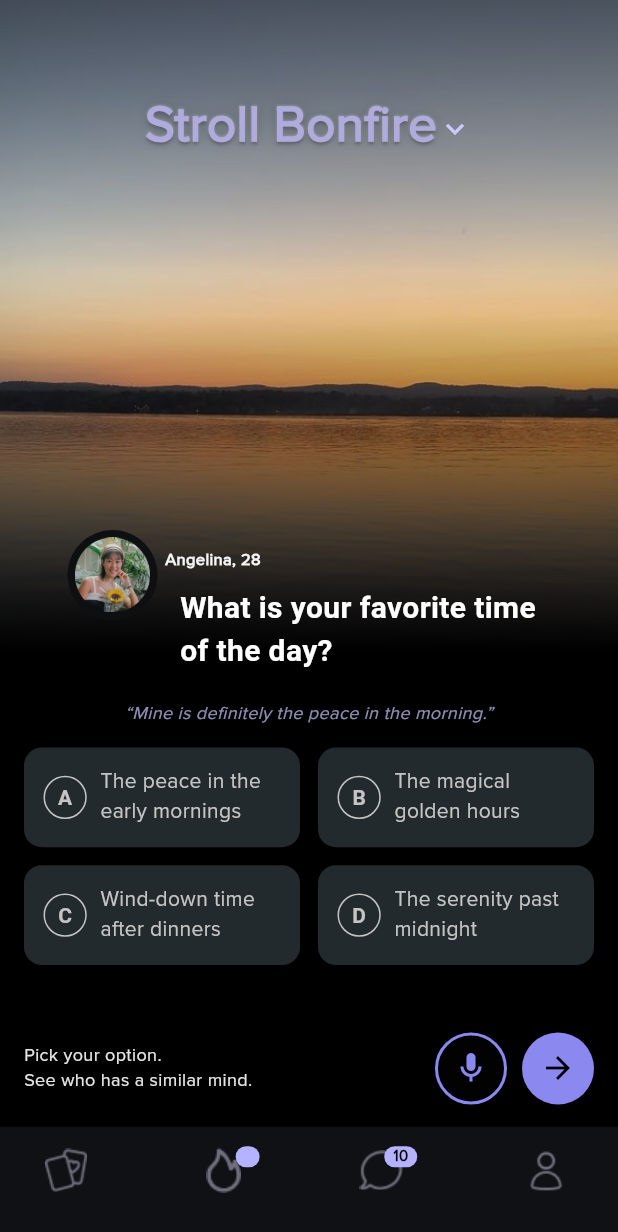
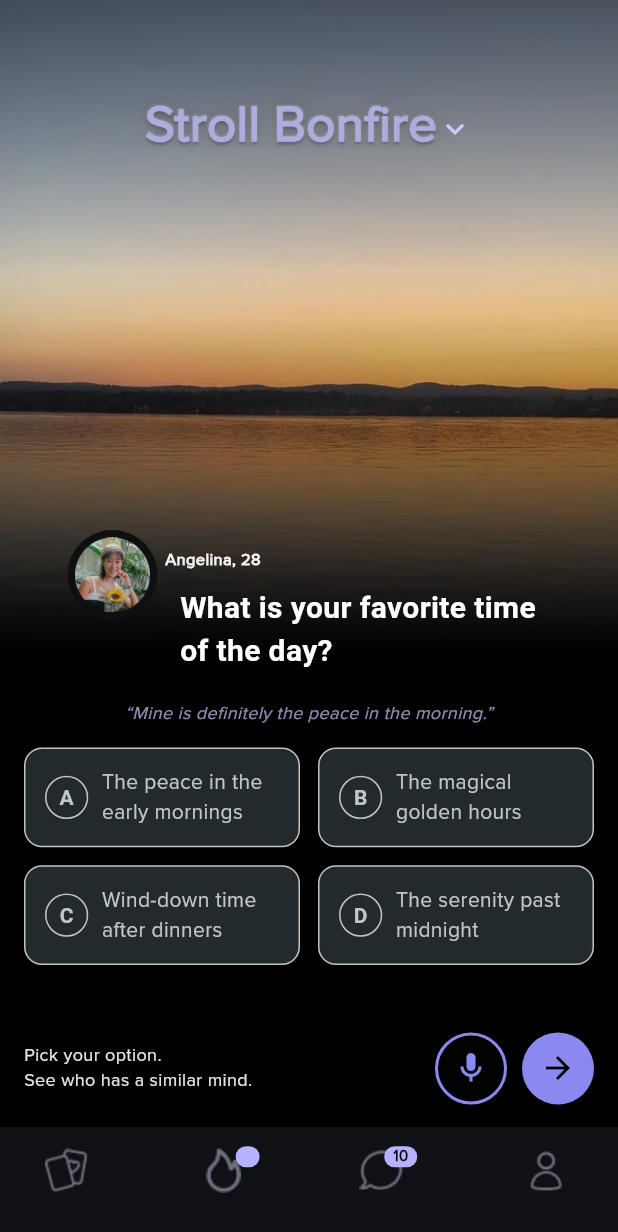
Before and after one commit to BriceJoshy/app, a Flutter app: the screen it shows after launch, on a phone screen of 412 x 824 dp. Shown: the top 1232 px of the screen. Run offline on Flutter 3.47's test engine with Material 3 defaults, Android fonts, the phone set to English and light mode, and no system bars; Roboto replaces fonts that are missing (Proxima Nova).

Commit message:
grid select color change

```diff
--- a/lib/widgets/gridcomponent.dart
+++ b/lib/widgets/gridcomponent.dart
@@ -1,20 +1,44 @@
 import 'package:flutter/material.dart';
 
-class CustomGridItem extends StatelessWidget {
+class CustomGridItem extends StatefulWidget {
   final String letter;
   final String title;
 
-  const CustomGridItem({required this.letter, required this.title});
+  const CustomGridItem({super.key, required this.letter, required this.title});
+
+  @override
+  _CustomGridItemState createState() => _CustomGridItemState();
+}
+
+class _CustomGridItemState extends State<CustomGridItem> {
+  bool _isSelected = false; // Track if the item is selected
 
   @override
   Widget build(BuildContext context) {
     double screenWidth = MediaQuery.of(context).size.width;
 
-    return Container(
+    // Colors that will change based on selection
+    Color borderColor =
+        _isSelected ? const Color(0xff8B88EF) : const Color(0xffC4C4C4);
+    Color circleColor =
+        _isSelected ? const Color(0xff8B88EF) : const Color(0xff232A2E);
+    Color textColor = const Color(0xffC4C4C4);
+
+    return GestureDetector(
+      onTap: () {
+        setState(() {
+          _isSelected = !_isSelected; // Toggle selection
+        });
+      },
+      child: Container(
         padding: const EdgeInsets.all(13),
         decoration: BoxDecoration(
           color: const Color(0xff232A2E),
           borderRadius: BorderRadius.circular(12),
+          border: Border.all(
+            color: borderColor, // Change border color based on selection
+            width: 1,
+          ),
         ),
         height: 57,
         child: Row(
@@ -24,18 +48,18 @@ class CustomGridItem extends StatelessWidget {
               height: screenWidth * 0.07,
               width: screenWidth * 0.07,
               decoration: BoxDecoration(
-              color: const Color(0xff232A2E),
+                color: circleColor, // Change circle color based on selection
                 shape: BoxShape.circle,
                 border: Border.all(
-                color: const Color(0xffC4C4C4),
+                  color: borderColor, // Border color changes when selected
                   width: 1,
                 ),
               ),
               child: Center(
                 child: Text(
-                letter,
-                style: const TextStyle(
-                  color: Color(0xffC4C4C4),
+                  widget.letter,
+                  style: TextStyle(
+                    color: textColor, // Change text color inside the circle
                     fontSize: 14,
                     fontWeight: FontWeight.bold,
                   ),
@@ -45,11 +69,11 @@ class CustomGridItem extends StatelessWidget {
             const SizedBox(width: 9),
             Expanded(
               child: Text(
-              title,
-              style: const TextStyle(
+                widget.title,
+                style: TextStyle(
                   fontWeight: FontWeight.w400,
                   fontSize: 14,
-                color: Color(0xffC4C4C4),
+                  color: textColor, // Change title text color
                   fontFamily: 'Proxima',
                 ),
                 softWrap: true,
@@ -57,6 +81,7 @@ class CustomGridItem extends StatelessWidget {
             ),
           ],
         ),
+      ),
     );
   }
 }
```
Lines whose indentation alone changed are shown as unchanged.
